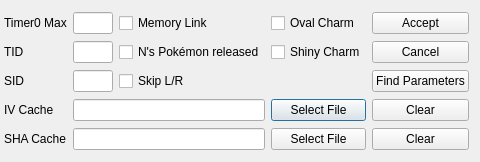
First picture: the form in Form/Gen5/Profile/ProfileEditor5.ui, repository Admiral-Fish/PokeFinder, before the edit; both pictures show x 319 to 799 and y 0 to 162 of the 799 by 162 pixel window.
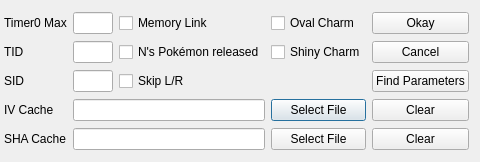
Second picture: the form after the edit. Custom widgets are drawn as their Qt base class.

Diff of the .ui file:
```diff
--- a/Form/Gen5/Profile/ProfileEditor5.ui
+++ b/Form/Gen5/Profile/ProfileEditor5.ui
@@ -357,7 +357,7 @@
    <item row="0" column="8">
     <widget class="QPushButton" name="pushButtonAccept">
      <property name="text">
-      <string>Accept</string>
+      <string>Okay</string>
      </property>
     </widget>
    </item>
```
Left out of the diff: 4 changed lines with no effect on the pictures.
